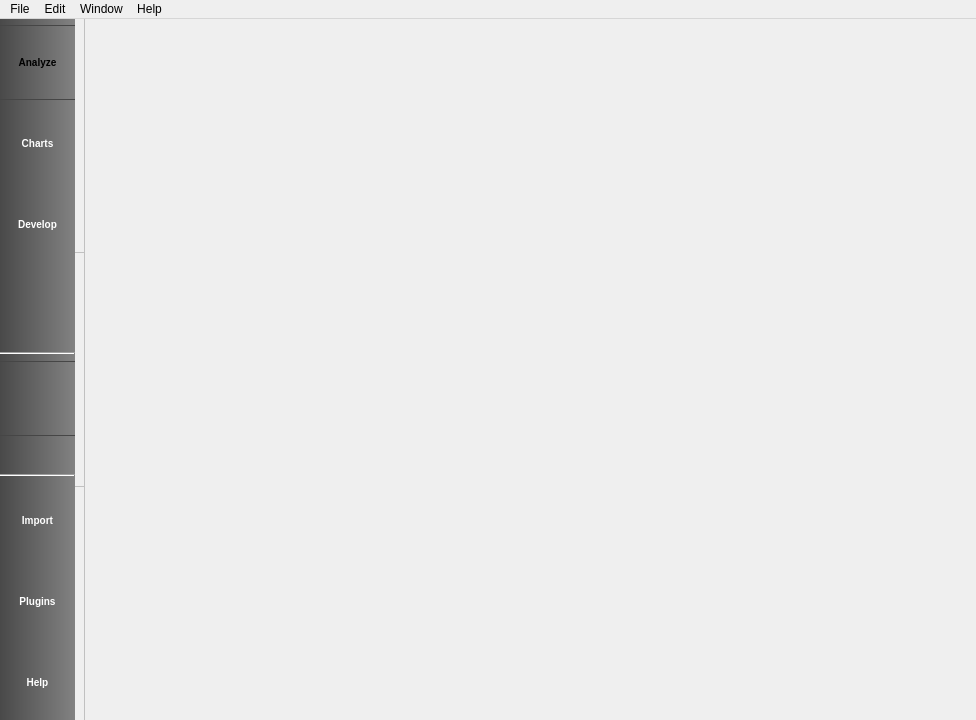
First picture: the form in plugins/perspective/GraphPerspective/designer/GraphPerspectiveMainWindow.ui, repository vadivelselvaraj/TulipGLImprovement, before the edit.
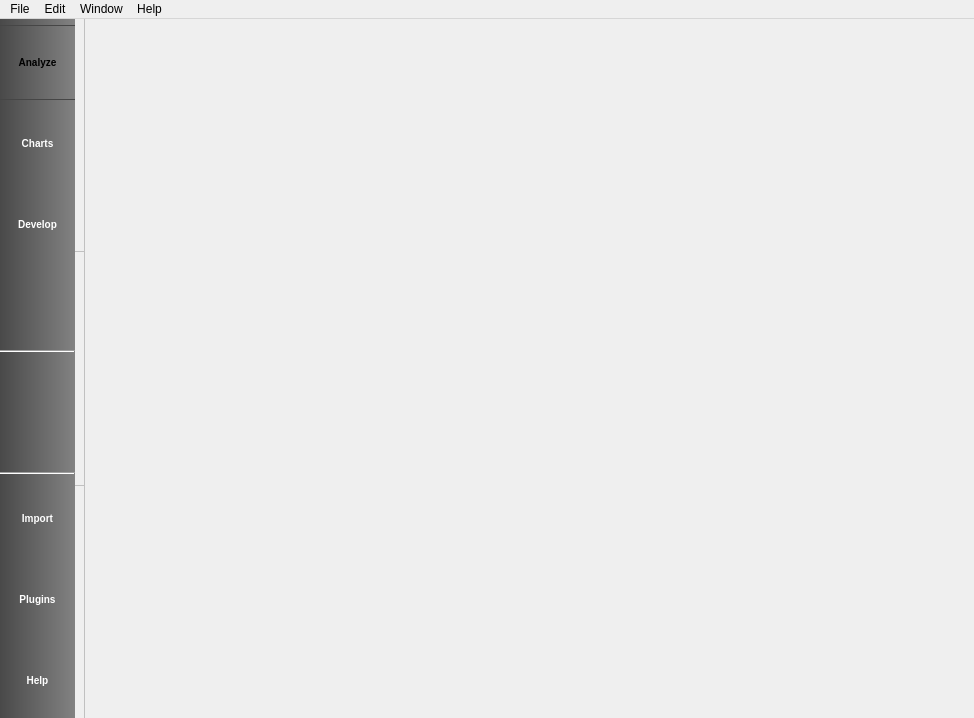
Second picture: the form after the edit. Icons and pictures are not drawn. Custom widgets are drawn as their Qt base class.

Commit message: Filters manager UI

```diff
--- a/plugins/perspective/GraphPerspective/designer/GraphPerspectiveMainWindow.ui
+++ b/plugins/perspective/GraphPerspective/designer/GraphPerspectiveMainWindow.ui
@@ -6,8 +6,8 @@
    <rect>
     <x>0</x>
     <y>0</y>
-    <width>976</width>
-    <height>720</height>
+    <width>974</width>
+    <height>718</height>
    </rect>
   </property>
   <property name="sizePolicy">
@@ -395,9 +395,6 @@
            <property name="checkable">
             <bool>true</bool>
            </property>
-           <property name="checked">
-            <bool>true</bool>
-           </property>
            <property name="toolButtonStyle">
             <enum>Qt::ToolButtonTextUnderIcon</enum>
            </property>
@@ -732,7 +729,7 @@
     <rect>
      <x>0</x>
      <y>0</y>
-     <width>976</width>
+     <width>974</width>
      <height>22</height>
     </rect>
    </property>
```
The commit also changes 6 other files.
